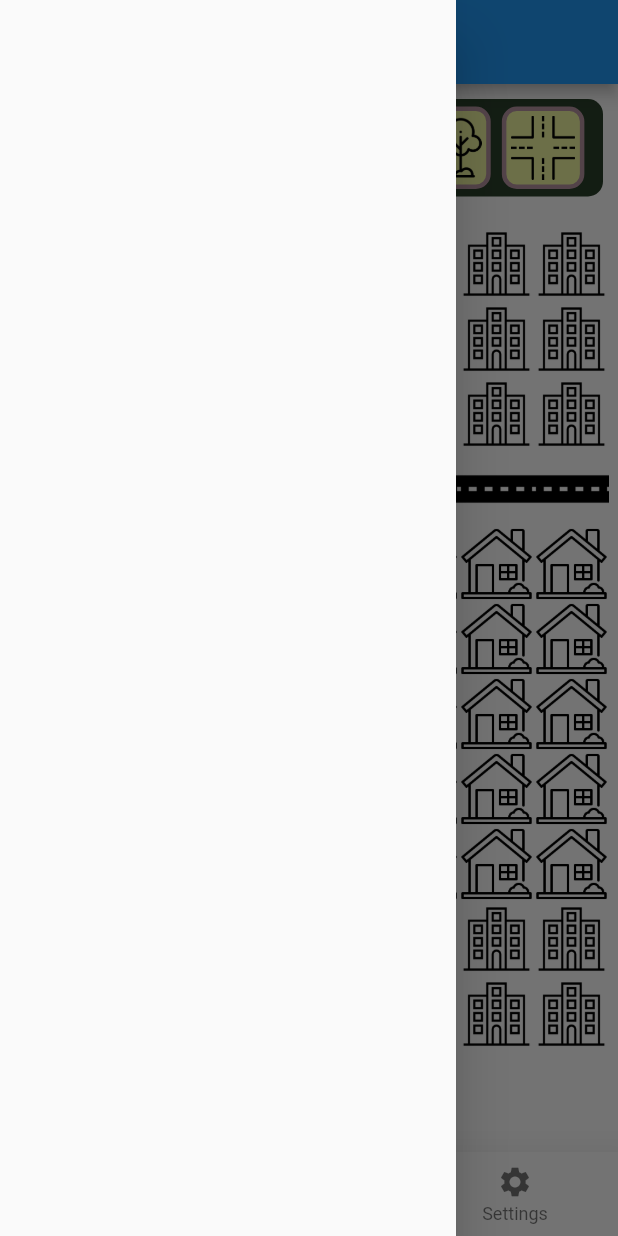
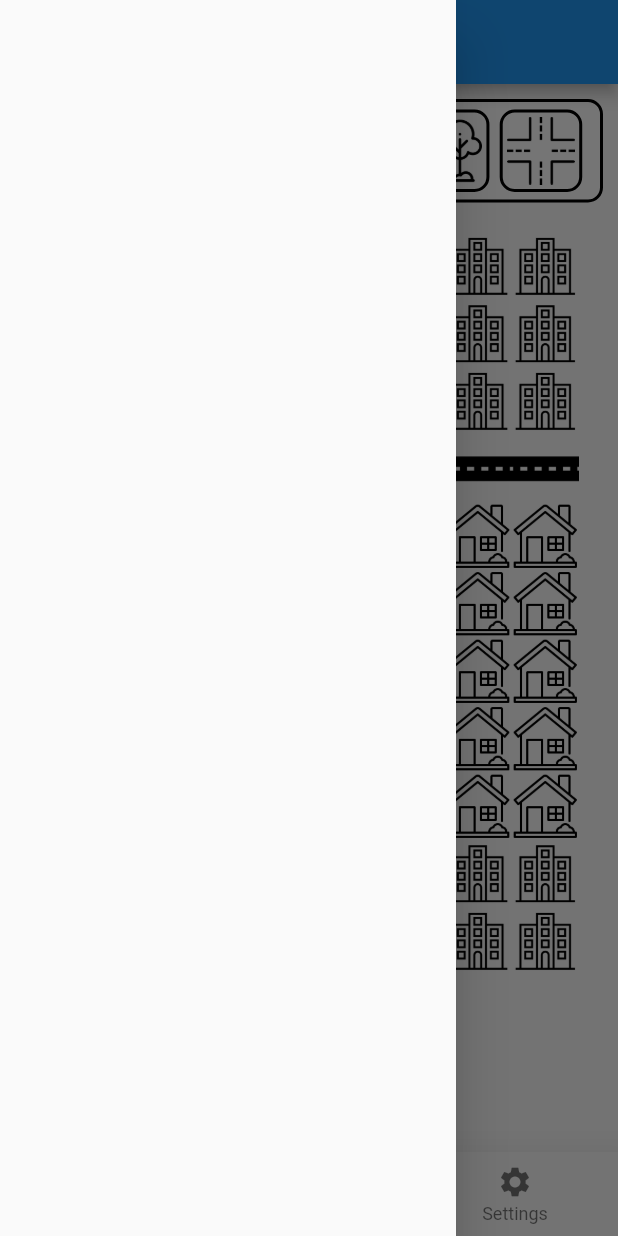
Before and after one commit to Cr1py/My-City, a Flutter app: the Home screen opened directly, with the side drawer open, on a phone screen of 412 x 824 dp. Run offline on Flutter 3.47's test engine with Material 2 defaults, Android fonts, the phone set to English and light mode, and no system bars; our stand-ins replace cached_network_image, firebase_auth, firebase_core, firebase_database, firebase_storage, fluttertoast and 3 more; accounts and stored records are empty.

Commit message:
Files ready for the video

```diff
--- a/lib/draggable.dart
+++ b/lib/draggable.dart
@@ -21,8 +21,8 @@ class _dragTargetState extends State<dragTarget> {
           List<dynamic> rejected,
           ) {
         return Container(
-          height: 50.0,
-          width: 50.0,
+          height: 45.0,
+          width: 45.0,
           color: Color(0xF72585),
           child: Image.asset('$image'),
         );
--- a/lib/editor.dart
+++ b/lib/editor.dart
@@ -63,9 +63,6 @@ class Editor extends StatefulWidget {
 
 class _EditorState extends State<Editor> {
   double size = 55.0;
-  Color base = Color.fromRGBO(19, 42, 19, 0.9);
-  Color light = Color.fromRGBO(236, 243, 158, 1.0);
-  Color Celeste = Color.fromRGBO(181, 146, 160, 1.0);
 
   List<dragTarget> getTargets(int count, int increment){
     List<dragTarget> list = [];
@@ -108,8 +105,12 @@ class _EditorState extends State<Editor> {
       children: [
         Container(
           decoration: BoxDecoration(
-            color: base,
+            color: Colors.white,
             borderRadius: BorderRadius.circular(10.0),
+            border: Border.all(
+              color: Colors.black,
+              width: 2,
+            ),
           ),
           padding: EdgeInsets.all(5.0),
           margin: EdgeInsets.all(10.0),
@@ -120,10 +121,10 @@ class _EditorState extends State<Editor> {
                 data: 'assets/road-vert.png',
                 feedback: Container(
                     decoration: BoxDecoration(
-                      color: light,
+                      color: Colors.white,
                       border: Border.all(
-                        color: Celeste,
-                        width: 3,
+                        color: Colors.black,
+                        width: 2,
                       ),
                       borderRadius: BorderRadius.circular(10.0),
                     ),
@@ -135,10 +136,10 @@ class _EditorState extends State<Editor> {
                 ),
                 child: Container(
                     decoration: BoxDecoration(
-                      color: light,
+                      color: Colors.white,
                       border: Border.all(
-                        color: Celeste,
-                        width: 3,
+                        color: Colors.black,
+                        width: 2,
                       ),
                       borderRadius: BorderRadius.circular(10.0),
                     ),
@@ -152,10 +153,10 @@ class _EditorState extends State<Editor> {
                 data: 'assets/road-hori.png',
                 feedback: Container(
                     decoration: BoxDecoration(
-                      color: light,
+                      color: Colors.white,
                       border: Border.all(
-                        color: Celeste,
-                        width: 3,
+                        color: Colors.black,
+                        width: 2,
                       ),
                       borderRadius: BorderRadius.circular(10.0),
                     ),
@@ -167,10 +168,10 @@ class _EditorState extends State<Editor> {
                 ),
                 child: Container(
                     decoration: BoxDecoration(
-                      color: light,
+                      color: Colors.white,
                       border: Border.all(
-                        color: Celeste,
-                        width: 3,
+                        color: Colors.black,
+                        width: 2,
                       ),
                       borderRadius: BorderRadius.circular(10.0),
                     ),
@@ -184,10 +185,10 @@ class _EditorState extends State<Editor> {
                 data: 'assets/house.png',
                 feedback: Container(
                     decoration: BoxDecoration(
-                      color: light,
+                      color: Colors.white,
                       border: Border.all(
-                        color: Celeste,
-                        width: 3,
+                        color: Colors.black,
+                        width: 2,
                       ),
                       borderRadius: BorderRadius.circular(10.0),
                     ),
@@ -199,10 +200,10 @@ class _EditorState extends State<Editor> {
                 ),
                 child: Container(
                     decoration: BoxDecoration(
-                      color: light,
+                      color: Colors.white,
                       border: Border.all(
-                        color: Celeste,
-                        width: 3,
+                        color: Colors.black,
+                        width: 2,
                       ),
                       borderRadius: BorderRadius.circular(10.0),
                     ),
@@ -216,10 +217,10 @@ class _EditorState extends State<Editor> {
                 data: 'assets/building.png',
                 feedback: Container(
                     decoration: BoxDecoration(
-                      color: light,
+                      color: Colors.white,
                       border: Border.all(
-                        color: Celeste,
-                        width: 3,
+                        color: Colors.black,
+                        width: 2,
                       ),
                       borderRadius: BorderRadius.circular(10.0),
                     ),
@@ -231,10 +232,10 @@ class _EditorState extends State<Editor> {
                 ),
                 child: Container(
                     decoration: BoxDecoration(
-                      color: light,
+                      color: Colors.white,
                       border: Border.all(
-                        color: Celeste,
-                        width: 3,
+                        color: Colors.black,
+                        width: 2,
                       ),
                       borderRadius: BorderRadius.circular(10.0),
                     ),
@@ -248,10 +249,10 @@ class _EditorState extends State<Editor> {
                 data: 'assets/park.png',
                 feedback: Container(
                     decoration: BoxDecoration(
-                      color: light,
+                      color: Colors.white,
                       border: Border.all(
-                        color: Celeste,
-                        width: 3,
+                        color: Colors.black,
+                        width: 2,
                       ),
                       borderRadius: BorderRadius.circular(10.0),
                     ),
@@ -263,10 +264,10 @@ class _EditorState extends State<Editor> {
                 ),
                 child: Container(
                     decoration: BoxDecoration(
-                      color: light,
+                      color: Colors.white,
                       border: Border.all(
-                        color: Celeste,
-                        width: 3,
+                        color: Colors.black,
+                        width: 2,
                       ),
                       borderRadius: BorderRadius.circular(10.0),
                     ),
@@ -280,10 +281,10 @@ class _EditorState extends State<Editor> {
                 data: 'assets/intersection.png',
                 feedback: Container(
                     decoration: BoxDecoration(
-                      color: light,
+                      color: Colors.white,
                       border: Border.all(
-                        color: Celeste,
-                        width: 3,
+                        color: Colors.black,
+                        width: 2,
                       ),
                       borderRadius: BorderRadius.circular(10.0),
                     ),
@@ -295,10 +296,10 @@ class _EditorState extends State<Editor> {
                 ),
                 child: Container(
                     decoration: BoxDecoration(
-                      color: light,
+                      color: Colors.white,
                       border: Border.all(
-                        color: Celeste,
-                        width: 3,
+                        color: Colors.black,
+                        width: 2,
                       ),
                       borderRadius: BorderRadius.circular(10.0),
                     ),
--- a/lib/preview.dart
+++ b/lib/preview.dart
@@ -49,8 +49,8 @@ class _PreviewState extends State<Preview> {
   @override
   Widget build(BuildContext context) {
     return Container(
-      width: 370.0,
-      height: 370.0,
+      width: 350.0,
+      height: 350.0,
       child: Column(
         children: [
           ...getRows(),
--- a/lib/small_target.dart
+++ b/lib/small_target.dart
@@ -21,8 +21,8 @@ class _smallTargetState extends State<smallTarget> {
             List<dynamic> rejected,
             ) {
           return Container(
-            height: 40.0,
-            width: 40.0,
+            height: 36.0,
+            width: 36.0,
             color: Color(0xF72585),
             child: Image.asset('$image'),
           );
```
Also changed, not shown: lib/data.dart (+76 -73 lines), lib/discovery.dart (+10 -9 lines), lib/login.dart (+103 -135 lines), lib/register.dart (+12 -16 lines), lib/resetpass.dart (+6 -8 lines), assets/google.png (added), 1 other file.
